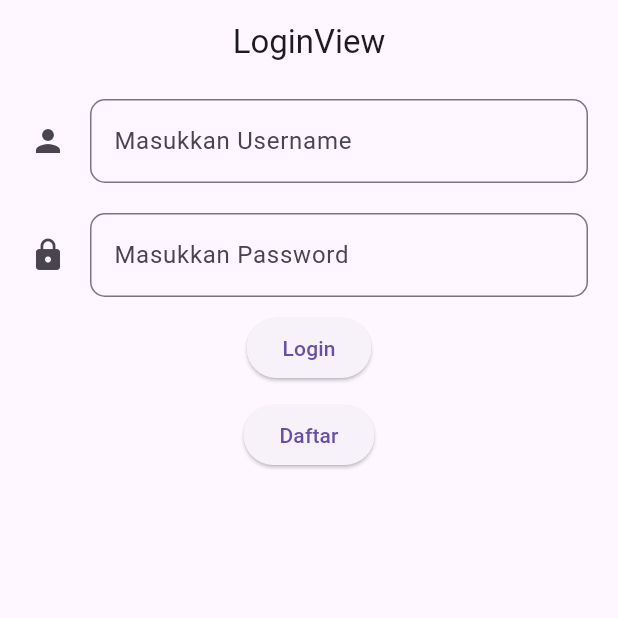
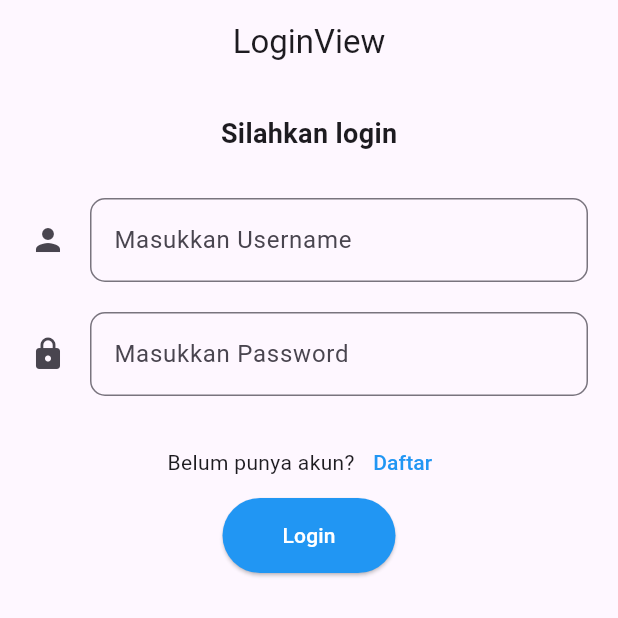
Before and after one commit to MDaffaSurya/peminjam_perpustakaan_kelas_b, a Flutter app: the screen it shows after launch, on a phone screen of 412 x 824 dp, the top half of it. Run offline on Flutter 3.47's test engine with Material 3 defaults, Android fonts, the phone set to English and light mode, and no system bars; our stand-ins replace dio, get, get_storage, pretty_dio_logger.

Commit message:
update design

```diff
--- a/lib/app/modules/login/views/login_view.dart
+++ b/lib/app/modules/login/views/login_view.dart
@@ -14,19 +14,34 @@ class LoginView extends GetView<LoginController> {
         title: const Text('LoginView'),
         centerTitle: true,
       ),
-      body: Center(
+      body: SingleChildScrollView( // tambahkan SingleChildScrollView agar tata letak bisa di-scroll jika keyboard muncul
+        child: Column(
+          children: [
+
+            Padding(
+              padding: const EdgeInsets.all(20.0),
+              child: Text(
+                'Silahkan login',
+                style: TextStyle(fontSize: 18, fontWeight: FontWeight.bold),
+              ),
+            ),
+            Center(
               child: Form(
                 key: controller.formKey,
                 child: Column(
                   children: [
                     Padding(
                       padding: const EdgeInsets.symmetric(horizontal: 20, vertical: 10),
-                child : TextFormField(
+                      child: TextFormField(
                         controller: controller.usernameController,
-                  decoration: InputDecoration(hintText: "Masukkan Username",icon: Icon(Icons.person), border: OutlineInputBorder(borderRadius: BorderRadius.circular(10))),
-                  validator: (value){
-                    if (value!.length<2){
-                      return"username tidak boleh kosong";
+                        decoration: InputDecoration(
+                          hintText: "Masukkan Username",
+                          icon: Icon(Icons.person),
+                          border: OutlineInputBorder(borderRadius: BorderRadius.circular(10)),
+                        ),
+                        validator: (value) {
+                          if (value!.length < 2) {
+                            return "username tidak boleh kosong";
                           }
                           return null;
                         },
@@ -34,29 +49,60 @@ class LoginView extends GetView<LoginController> {
                     ),
                     Padding(
                       padding: const EdgeInsets.symmetric(horizontal: 20, vertical: 10),
-               child:  TextFormField(
+                      child: TextFormField(
                         controller: controller.passwordController,
-                  decoration: InputDecoration(hintText: "Masukkan Password", icon: Icon(Icons.lock), border: OutlineInputBorder(borderRadius: BorderRadius.circular(10))),
-                  validator: (value){
-                    if (value!.length<2){
-                      return"password tidak boleh kosong";
+                        obscureText: true,
+                        decoration: InputDecoration(
+                          hintText: "Masukkan Password",
+                          icon: Icon(Icons.lock),
+                          border: OutlineInputBorder(borderRadius: BorderRadius.circular(10)),
+                        ),
+                        validator: (value) {
+                          if (value!.length < 2) {
+                            return "password tidak boleh kosong";
                           }
                           return null;
                         },
                       ),
                     ),
-                Obx(() => controller.loading.value?
-                CircularProgressIndicator():
-                ElevatedButton(onPressed: (){
-                  controller.login();
-                }, child: Text("Login"))
+
+                    SizedBox(height: 10),
+                    Row(
+                      mainAxisAlignment: MainAxisAlignment.center,
+                      children: [
+                        Text("Belum punya akun?"),
+                        TextButton(
+                          onPressed: () => Get.toNamed(Routes.REGISTER),
+                          child: Text("Daftar"),
+                          style: ElevatedButton.styleFrom(
+                            onPrimary: Colors.blue
+                          )
                         ),
-                SizedBox(height: 10,),
-                ElevatedButton(onPressed: () => Get.toNamed(Routes.REGISTER),
-                child: const Text("Daftar"))
                       ],
                     ),
-          )
+                    Obx(() => controller.loading.value
+                        ? CircularProgressIndicator()
+                        : ElevatedButton(
+                      onPressed: () {
+                        controller.login();
+                      },
+                      child: Text("Login"),
+                      style: ElevatedButton.styleFrom(
+                        primary: Colors.blue,
+                        onPrimary: Colors.white,
+                        padding: EdgeInsets.symmetric(horizontal: 40, vertical: 15),
+                        shape: RoundedRectangleBorder(
+                          borderRadius: BorderRadius.circular(30),
+                        ),
+                      ),
+                      ),
+                    ),
+                  ],
+                ),
+              ),
+            ),
+          ],
+        ),
       ),
     );
   }
```
Also changed, not shown: lib/app/modules/book/views/book_view.dart (+15 -2 lines), lib/app/modules/home/views/home_view.dart (+37 -4 lines), lib/app/modules/register/views/register_view.dart (+12 -2 lines), pubspec.yaml (line endings or trailing spaces). Lines whose indentation alone changed are shown as unchanged.
